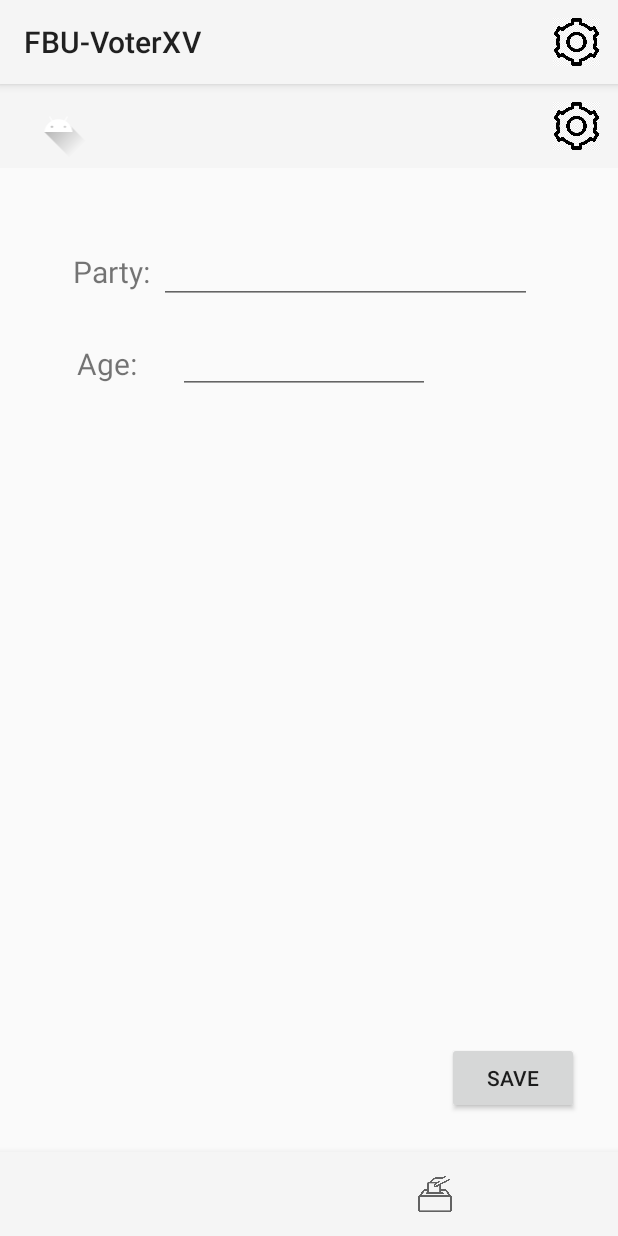
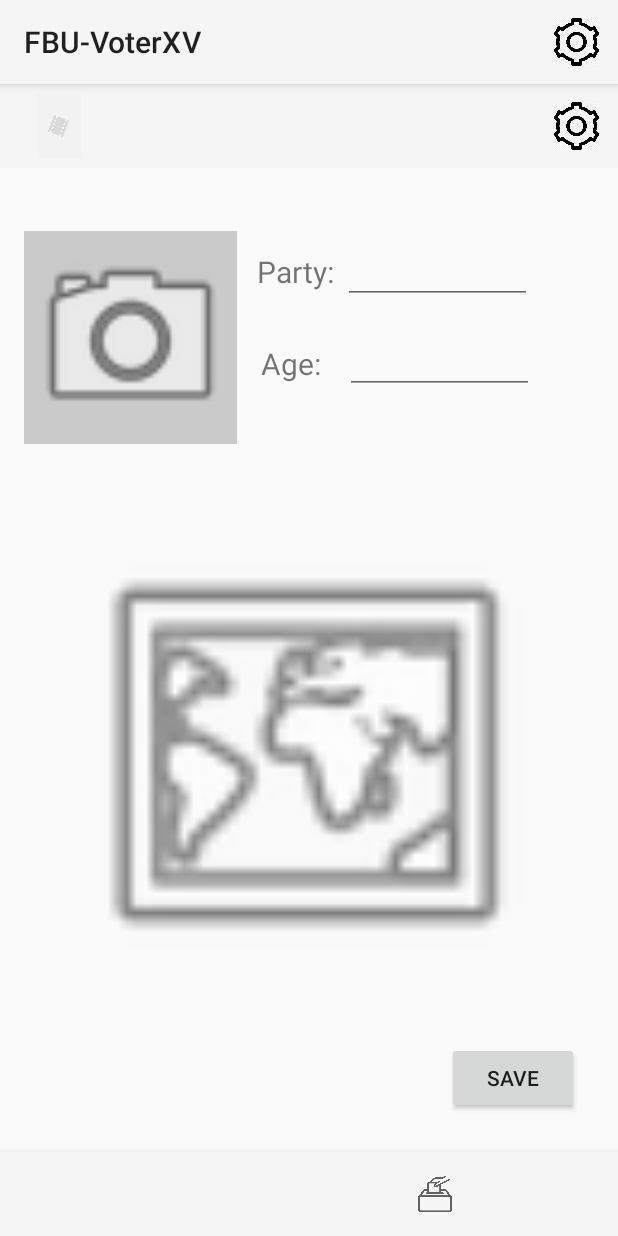
Before and after one commit to nsuarez99/FBU-VoterXV, an Android app: the MainActivity screen opened directly, with no data from a screen before it, after a tap on an icon or button, on a phone screen of 412 x 824 dp. Run offline under Robolectric (Android 15) with nearby library versions, the light colour scheme and no system bars; libraries missing offline, so code that uses them is left out: com.parse; 1 statement that could not run was skipped.

Commit message:
basic profile layout

```diff
--- a/app/src/main/java/com/example/fbu_voterxv/fragments/ProfileFragment.java
+++ b/app/src/main/java/com/example/fbu_voterxv/fragments/ProfileFragment.java
@@ -9,17 +9,21 @@ import androidx.fragment.app.Fragment;
 import android.view.LayoutInflater;
 import android.view.View;
 import android.view.ViewGroup;
+import android.widget.EditText;
 
 import com.example.fbu_voterxv.R;
 
 
 public class ProfileFragment extends Fragment {
 
+    public static final String TAG = "ProfileFragment";
+    private EditText age;
+    private EditText party;
+
     public ProfileFragment() {}
 
     @Override
-    public View onCreateView(LayoutInflater inflater, ViewGroup container,
-                             Bundle savedInstanceState) {
+    public View onCreateView(LayoutInflater inflater, ViewGroup container, Bundle savedInstanceState) {
         // Inflate the layout for this fragment
         return inflater.inflate(R.layout.fragment_profile, container, false);
     }
@@ -28,4 +32,9 @@ public class ProfileFragment extends Fragment {
     public void onViewCreated(@NonNull View view, @Nullable Bundle savedInstanceState) {
         super.onViewCreated(view, savedInstanceState);
     }
+
+    //TODO added info to user profile
+    public void saveProfile(View view){
+
+    }
 }
--- a/app/src/main/res/layout/activity_main.xml
+++ b/app/src/main/res/layout/activity_main.xml
@@ -24,7 +24,7 @@
                 android:layout_width="46dp"
                 android:layout_height="44dp"
                 android:layout_alignParentStart="true"
-                app:srcCompat="@drawable/ic_launcher_foreground" />
+                app:srcCompat="@drawable/placeholder" />
         </RelativeLayout>
 
     </androidx.appcompat.widget.Toolbar>
--- a/app/src/main/res/layout/fragment_profile.xml
+++ b/app/src/main/res/layout/fragment_profile.xml
@@ -8,12 +8,14 @@
 
     <ImageView
         android:id="@+id/signupPic"
-        android:layout_width="wrap_content"
-        android:layout_height="wrap_content"
+        android:layout_width="142dp"
+        android:layout_height="142dp"
         android:layout_alignParentStart="true"
-        android:layout_marginStart="35dp"
+        android:layout_marginStart="16dp"
         android:layout_marginTop="42dp"
-        tools:srcCompat="@tools:sample/avatars" />
+        android:background="#CACACA"
+        android:scaleType="fitCenter"
+        app:srcCompat="@android:drawable/ic_menu_camera" />
 
     <TextView
         android:id="@+id/party"
@@ -53,13 +55,13 @@
 
     <EditText
         android:id="@+id/signupAge"
-        android:layout_width="wrap_content"
+        android:layout_width="125dp"
         android:layout_height="wrap_content"
         android:layout_below="@+id/signupParty"
         android:layout_alignParentEnd="true"
-        android:layout_marginStart="17dp"
+        android:layout_marginStart="6dp"
         android:layout_marginTop="17dp"
-        android:layout_marginEnd="125dp"
+        android:layout_marginEnd="56dp"
         android:layout_toEndOf="@+id/age"
         android:inputType="number"
         android:textSize="16dp"
@@ -76,5 +78,17 @@
         android:onClick="saveProfile"
         android:text="Save" />
 
+    <ImageView
+        android:id="@+id/imageView"
+        android:layout_width="359dp"
+        android:layout_height="310dp"
+        android:layout_above="@+id/button"
+        android:layout_below="@+id/signupPic"
+        android:layout_alignParentStart="true"
+        android:layout_marginStart="23dp"
+        android:layout_marginTop="53dp"
+        android:layout_marginBottom="38dp"
+        app:srcCompat="@android:drawable/ic_menu_mapmode" />
+
 
 </RelativeLayout>
```
Also changed, not shown: app/src/main/res/drawable-v24/placeholder.gif (added).
